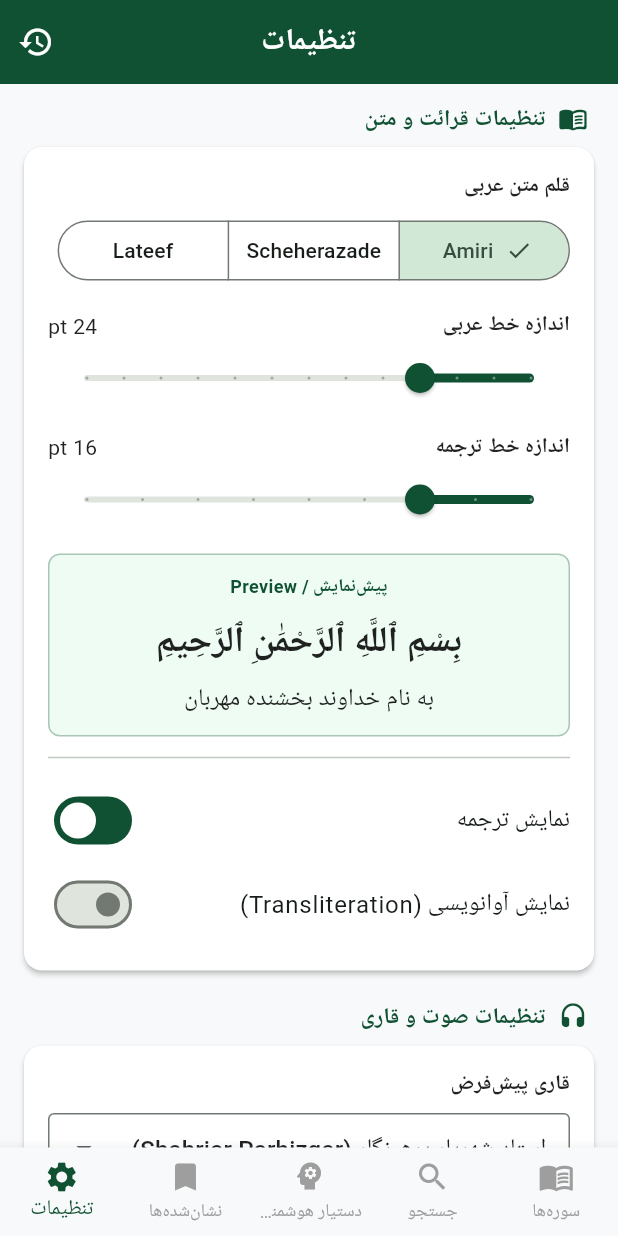
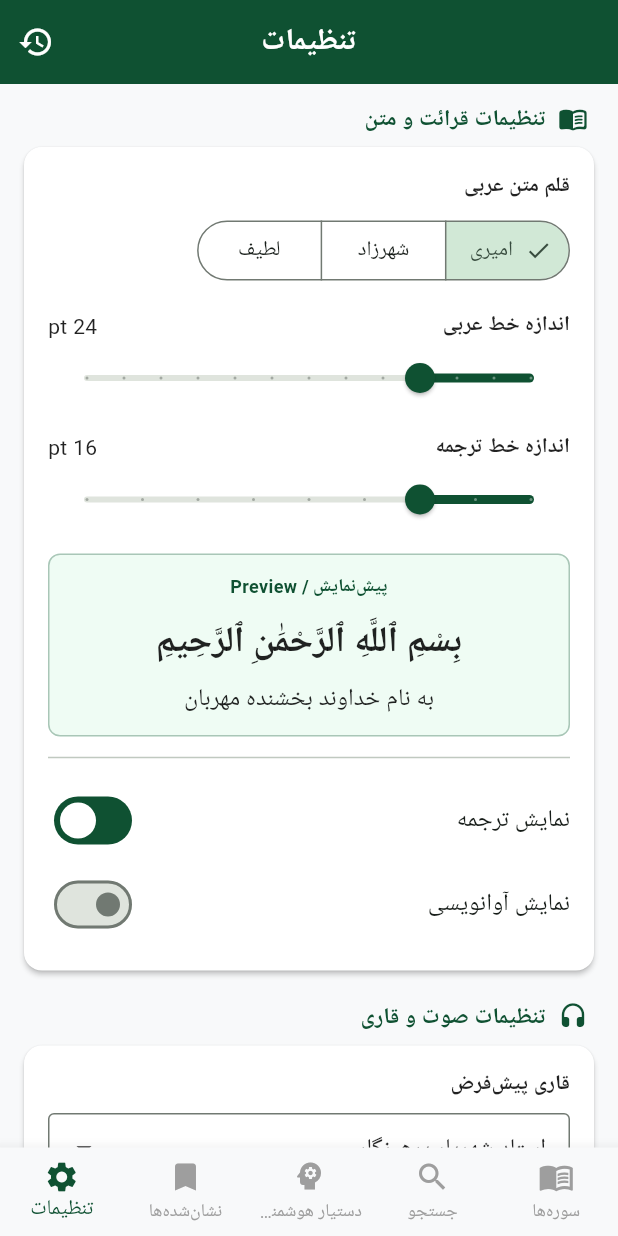
Before and after one commit to alirezakavianifar/quran_mobile_app, a Flutter app: the screen it shows after launch, item 5 of the bottom bar chosen, on a phone screen of 412 x 824 dp. Run offline on Flutter 3.47's test engine with Material 3 defaults, Android fonts, the phone set to English and light mode, and no system bars; our stand-ins replace audioplayers, dio, drift, drift_flutter, flutter_riverpod, google_fonts and 1 more; accounts and stored records are empty; generated files the repository leaves out were written again; Roboto replaces fonts that are missing (Amiri, Vazirmatn).

Commit message:
Remove parenthetical English texts and translate font selector buttons to Persian

```diff
--- a/src/quran_mobile_app/lib/src/features/settings/settings_screen.dart
+++ b/src/quran_mobile_app/lib/src/features/settings/settings_screen.dart
@@ -85,10 +85,19 @@ class SettingsScreen extends ConsumerWidget {
                   ),
                   const SizedBox(height: 8),
                   SegmentedButton<String>(
-                    segments: const [
-                      ButtonSegment(value: 'Amiri', label: Text('Amiri')),
-                      ButtonSegment(value: 'Scheherazade New', label: Text('Scheherazade')),
-                      ButtonSegment(value: 'Lateef', label: Text('Lateef')),
+                    segments: [
+                      ButtonSegment(
+                        value: 'Amiri',
+                        label: Text(isPersian ? 'امیری' : 'Amiri'),
+                      ),
+                      ButtonSegment(
+                        value: 'Scheherazade New',
+                        label: Text(isPersian ? 'شهرزاد' : 'Scheherazade'),
+                      ),
+                      ButtonSegment(
+                        value: 'Lateef',
+                        label: Text(isPersian ? 'لطیف' : 'Lateef'),
+                      ),
                     ],
                     selected: {settings.arabicFontFamily},
                     onSelectionChanged: (newSelection) {
@@ -200,7 +209,7 @@ class SettingsScreen extends ConsumerWidget {
                     contentPadding: EdgeInsets.zero,
                   ),
                   SwitchListTile(
-                    title: Text(isPersian ? 'نمایش آوانویسی (Transliteration)' : 'Show Transliteration'),
+                    title: Text(isPersian ? 'نمایش آوانویسی' : 'Show Transliteration'),
                     value: settings.showTransliteration,
                     onChanged: (val) => settingsNotifier.updateShowTransliteration(val),
                     contentPadding: EdgeInsets.zero,
@@ -234,18 +243,18 @@ class SettingsScreen extends ConsumerWidget {
                       border: OutlineInputBorder(),
                       contentPadding: EdgeInsets.symmetric(horizontal: 12, vertical: 8),
                     ),
-                    items: const [
+                    items: [
                       DropdownMenuItem(
                         value: 'parhizgar',
-                        child: Text('استاد شهریار پرهیزگار (Shahriar Parhizgar)'),
+                        child: Text(isPersian ? 'استاد شهریار پرهیزگار' : 'Shahriar Parhizgar'),
                       ),
                       DropdownMenuItem(
                         value: 'alafasy',
-                        child: Text('مشاری راشد العفاسی (Mishary Alafasy)'),
+                        child: Text(isPersian ? 'مشاری راشد العفاسی' : 'Mishary Alafasy'),
                       ),
                       DropdownMenuItem(
                         value: 'basit',
-                        child: Text('عبدالباسط عبدالصمد (Abdul Basit)'),
+                        child: Text(isPersian ? 'عبدالباسط عبدالصمد' : 'Abdul Basit'),
                       ),
                     ],
                     onChanged: (val) {
@@ -337,8 +346,8 @@ class SettingsScreen extends ConsumerWidget {
                   ),
                   const SizedBox(height: 8),
                   SegmentedButton<String>(
-                    segments: const [
-                      ButtonSegment(value: 'fa', label: Text('فارسی (Persian)')),
+                    segments: [
+                      ButtonSegment(value: 'fa', label: Text(isPersian ? 'فارسی' : 'Persian')),
                       ButtonSegment(value: 'en', label: Text('English')),
                     ],
                     selected: {settings.appLanguage},
@@ -371,7 +380,7 @@ class SettingsScreen extends ConsumerWidget {
                 crossAxisAlignment: CrossAxisAlignment.start,
                 children: [
                   SwitchListTile(
-                    title: Text(isPersian ? 'جستجوی ترکیبی (Hybrid Search)' : 'Enable Hybrid Search'),
+                    title: Text(isPersian ? 'جستجوی ترکیبی' : 'Enable Hybrid Search'),
                     subtitle: Text(
                       isPersian
                           ? 'ترکیب جستجوی معنایی و کلیدواژه‌ای'
```
Also changed, not shown: src/quran_mobile_app/lib/src/features/audio/presentation/audio_player_notifier.dart (+8 -6 lines), 2 other files.
